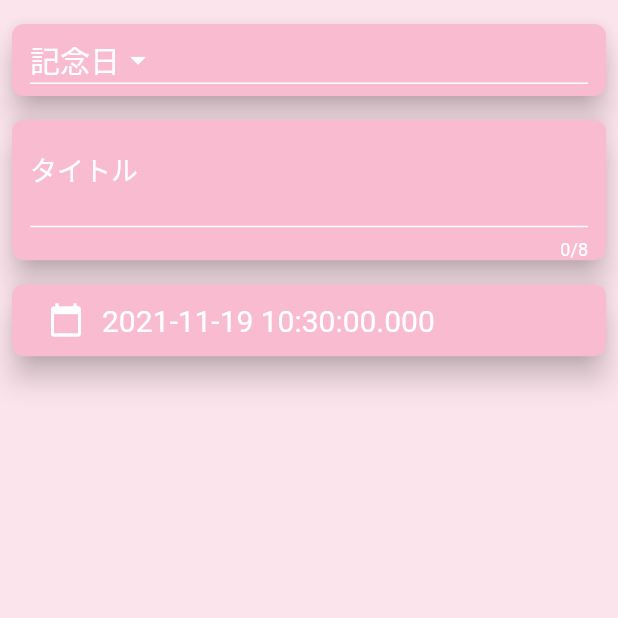
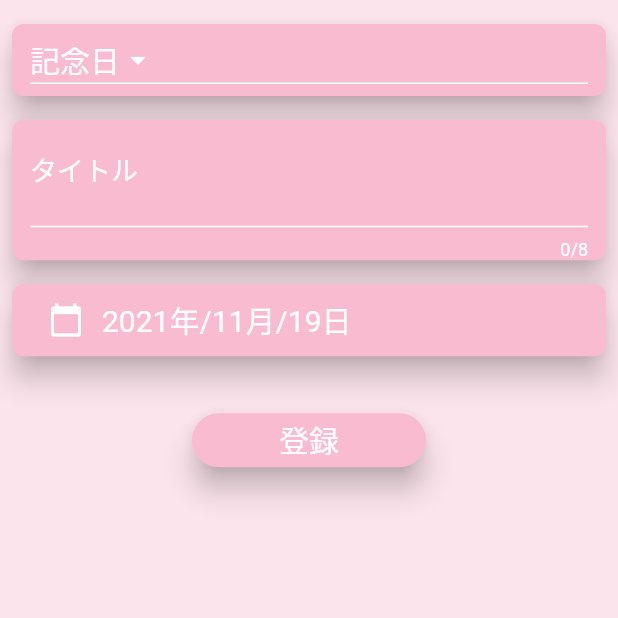
Before and after one commit to kataoka-kk/notice_anniversary, a Flutter app: the UpdatePage screen opened by its route, on a phone screen of 412 x 824 dp, the top half of it. Run offline on Flutter 3.47's test engine with Material 2 defaults, Android fonts, the phone set to English and light mode, and no system bars; our stand-ins replace flutter_datetime_picker, shared_preferences; accounts and stored records are empty.

Commit message:
Working
登録機能を追加中

```diff
--- a/lib/views/screens/UpdatePage.dart
+++ b/lib/views/screens/UpdatePage.dart
@@ -25,6 +25,7 @@ class UpdatePage extends StatelessWidget {
         backgroundColor: Colors.pink.shade50,
         body: Padding(
           padding: const EdgeInsets.symmetric(vertical: 8.0),
+          child: SingleChildScrollView(
             child: Column(
               crossAxisAlignment: CrossAxisAlignment.stretch,
               children: <Widget>[
@@ -32,6 +33,8 @@ class UpdatePage extends StatelessWidget {
                   builder: (context, model, child) {
                     return Padding(
                       padding: const EdgeInsets.all(4.0),
+                      //TODO:このカードはピンクカードとして基底クラスの作成をする
+                      // AnniversaryTileのカードもそうしたい
                       child: Card(
                         elevation: 8.0,
                         color: Colors.pink.shade100,
@@ -48,7 +51,8 @@ class UpdatePage extends StatelessWidget {
                             dropdownColor: Colors.pink.shade100,
                             iconEnabledColor: Colors.white,
                             iconDisabledColor: Colors.white,
-                          style: TextStyle(fontSize: 20, color: Colors.white),
+                            style: const TextStyle(
+                                fontSize: 20, color: Colors.white),
                             items: viewModel.anniversaryItems,
                             value: viewModel.numAnniversary,
                             onChanged: (int? selectedValue) {
@@ -73,7 +77,8 @@ class UpdatePage extends StatelessWidget {
                     child: Padding(
                       padding: const EdgeInsets.symmetric(horizontal: 12.0),
                       child: TextField(
-                      style: TextStyle(fontSize: 20, color: Colors.white),
+                        style:
+                            const TextStyle(fontSize: 20, color: Colors.white),
                         maxLength: 8,
                         maxLines: 1,
                         decoration: const InputDecoration(
@@ -88,13 +93,13 @@ class UpdatePage extends StatelessWidget {
                             ),
                           ),
                           hintText: "例:○○の誕生日、××記念日",
-                        hintStyle: TextStyle(color: Colors.white),
+                          hintStyle: const TextStyle(color: Colors.white),
                           labelText: "タイトル",
-                        labelStyle: TextStyle(
+                          labelStyle: const TextStyle(
                             fontSize: 18.0,
                             color: Colors.white,
                           ),
-                        counterStyle: TextStyle(color: Colors.white),
+                          counterStyle: const TextStyle(color: Colors.white),
                         ),
                       ),
                     ),
@@ -133,10 +138,13 @@ class UpdatePage extends StatelessWidget {
                                 },
                               ),
                               Text(
-                              //TODO:この辺を西暦、月と日にちにする
-                              viewModel.selectDay.toString(),
-                              style:
-                                  TextStyle(fontSize: 20, color: Colors.white),
+                                "${viewModel.selectDay.year}年/"
+                                "${viewModel.selectDay.month}月/"
+                                "${viewModel.selectDay.day}日",
+                                style: const TextStyle(
+                                  fontSize: 20,
+                                  color: Colors.white,
+                                ),
                               ),
                             ],
                           );
@@ -145,7 +153,25 @@ class UpdatePage extends StatelessWidget {
                     ),
                   ),
                 ),
+                const SizedBox(height: 20),
+                Padding(
+                  padding: const EdgeInsets.symmetric(
+                      horizontal: 128.0, vertical: 4.0),
+                  child: OutlinedButton(
+                    child: const Text('登録'),
+                    style: OutlinedButton.styleFrom(
+                      elevation: 8.0,
+                      primary: Colors.white,
+                      textStyle: const TextStyle(fontSize: 20.0),
+                      shape: const StadiumBorder(),
+                      side: const BorderSide(color: Colors.transparent),
+                      backgroundColor: Colors.pink.shade100,
+                    ),
+                    onPressed: () {},
+                  ),
+                ),
               ],
+            ),
           ),
         ),
       ),
```
Lines whose indentation alone changed are shown as unchanged.
